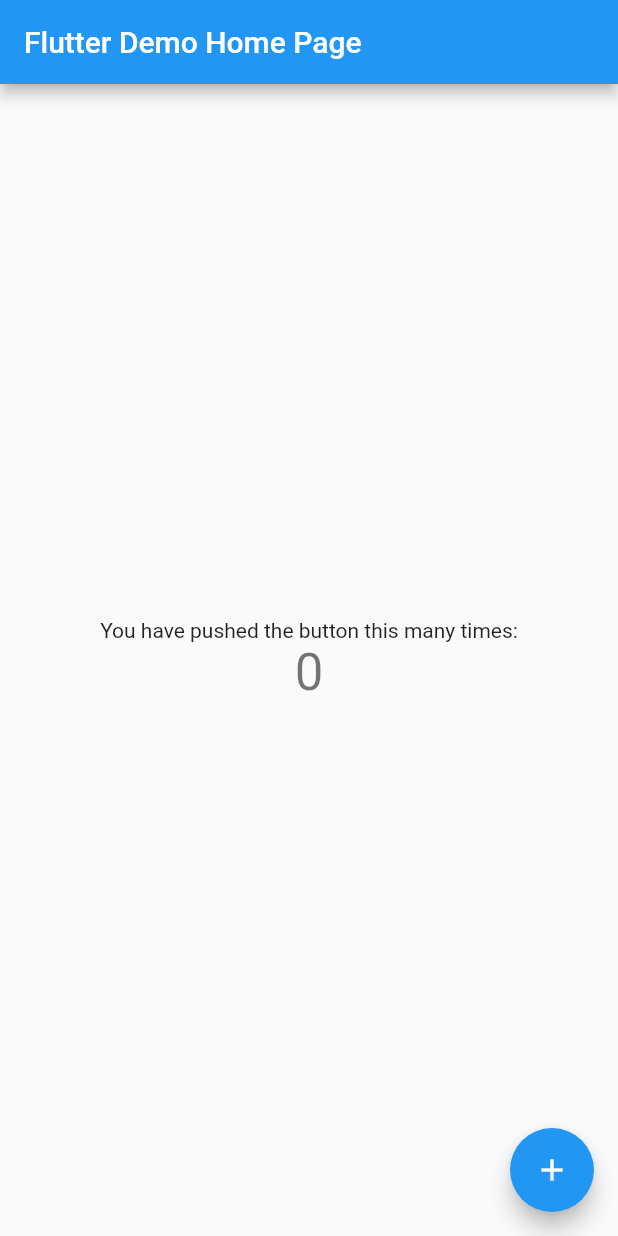
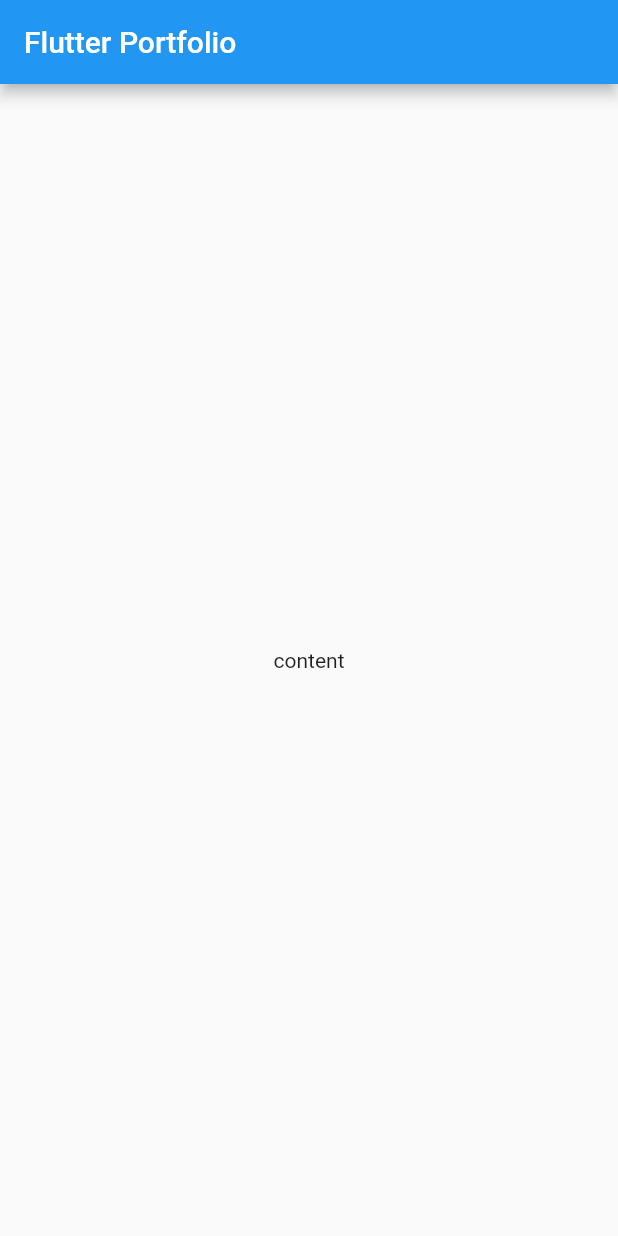
Before and after one commit to engarnet/test_flutter, a Flutter app: the screen it shows after launch, on a phone screen of 412 x 824 dp. Run offline on Flutter 3.47's test engine with Material 2 defaults, Android fonts, the phone set to English and light mode, and no system bars.

Commit message:
create HomePage

```diff
--- a/lib/main.dart
+++ b/lib/main.dart
@@ -1,117 +1,23 @@
 import 'package:flutter/material.dart';
+
+import 'ui/HomePage.dart';
 
 void main() {
   runApp(MyApp());
 }
 
 class MyApp extends StatelessWidget {
-  // This widget is the root of your application.
   @override
   Widget build(BuildContext context) {
     return MaterialApp(
-      title: 'Flutter Demo',
+      title: 'Flutter Portfolio',
       theme: ThemeData(
-        // This is the theme of your application.
-        //
-        // Try running your application with "flutter run". You'll see the
-        // application has a blue toolbar. Then, without quitting the app, try
-        // changing the primarySwatch below to Colors.green and then invoke
-        // "hot reload" (press "r" in the console where you ran "flutter run",
-        // or simply save your changes to "hot reload" in a Flutter IDE).
-        // Notice that the counter didn't reset back to zero; the application
-        // is not restarted.
         primarySwatch: Colors.blue,
-        // This makes the visual density adapt to the platform that you run
-        // the app on. For desktop platforms, the controls will be smaller and
-        // closer together (more dense) than on mobile platforms.
-        visualDensity: VisualDensity.adaptivePlatformDensity,
       ),
-      home: MyHomePage(title: 'Flutter Demo Home Page'),
+      initialRoute: '/',
+      routes: <String, WidgetBuilder>{
+        '/': (BuildContext context) => HomePage(),
+      },
     );
   }
 }
-
-class MyHomePage extends StatefulWidget {
-  MyHomePage({Key key, this.title}) : super(key: key);
-
-  // This widget is the home page of your application. It is stateful, meaning
-  // that it has a State object (defined below) that contains fields that affect
-  // how it looks.
-
-  // This class is the configuration for the state. It holds the values (in this
-  // case the title) provided by the parent (in this case the App widget) and
-  // used by the build method of the State. Fields in a Widget subclass are
-  // always marked "final".
-
-  final String title;
-
-  @override
-  _MyHomePageState createState() => _MyHomePageState();
-}
-
-class _MyHomePageState extends State<MyHomePage> {
-  int _counter = 0;
-
-  void _incrementCounter() {
-    setState(() {
-      // This call to setState tells the Flutter framework that something has
-      // changed in this State, which causes it to rerun the build method below
-      // so that the display can reflect the updated values. If we changed
-      // _counter without calling setState(), then the build method would not be
-      // called again, and so nothing would appear to happen.
-      _counter++;
-    });
-  }
-
-  @override
-  Widget build(BuildContext context) {
-    // This method is rerun every time setState is called, for instance as done
-    // by the _incrementCounter method above.
-    //
-    // The Flutter framework has been optimized to make rerunning build methods
-    // fast, so that you can just rebuild anything that needs updating rather
-    // than having to individually change instances of widgets.
-    return Scaffold(
-      appBar: AppBar(
-        // Here we take the value from the MyHomePage object that was created by
-        // the App.build method, and use it to set our appbar title.
-        title: Text(widget.title),
-      ),
-      body: Center(
-        // Center is a layout widget. It takes a single child and positions it
-        // in the middle of the parent.
-        child: Column(
-          // Column is also a layout widget. It takes a list of children and
-          // arranges them vertically. By default, it sizes itself to fit its
-          // children horizontally, and tries to be as tall as its parent.
-          //
-          // Invoke "debug painting" (press "p" in the console, choose the
-          // "Toggle Debug Paint" action from the Flutter Inspector in Android
-          // Studio, or the "Toggle Debug Paint" command in Visual Studio Code)
-          // to see the wireframe for each widget.
-          //
-          // Column has various properties to control how it sizes itself and
-          // how it positions its children. Here we use mainAxisAlignment to
-          // center the children vertically; the main axis here is the vertical
-          // axis because Columns are vertical (the cross axis would be
-          // horizontal).
-          mainAxisAlignment: MainAxisAlignment.center,
-          children: <Widget>[
-            Text(
-              'You have pushed the button this many times:',
-            ),
-            Text(
-              '$_counter',
-              style: Theme.of(context).textTheme.headline4,
-            ),
-          ],
-        ),
-      ),
-      floatingActionButton: FloatingActionButton(
-        onPressed: _incrementCounter,
-        tooltip: 'Increment',
-        child: Icon(Icons.add),
-      ), // This trailing comma makes auto-formatting nicer for build methods.
-    );
-  }
-}
--- /dev/null
+++ b/lib/ui/HomePage.dart
@@ -0,0 +1,13 @@
+import 'package:flutter/material.dart';
+
+class HomePage extends StatelessWidget {
+  HomePage({Key key}) : super(key: key);
+
+  @override
+  Widget build(BuildContext context) {
+    return Scaffold(
+      appBar: AppBar(title: Text("Flutter Portfolio")),
+      body: Center(child: Text("content")),
+    );
+  }
+}
```
